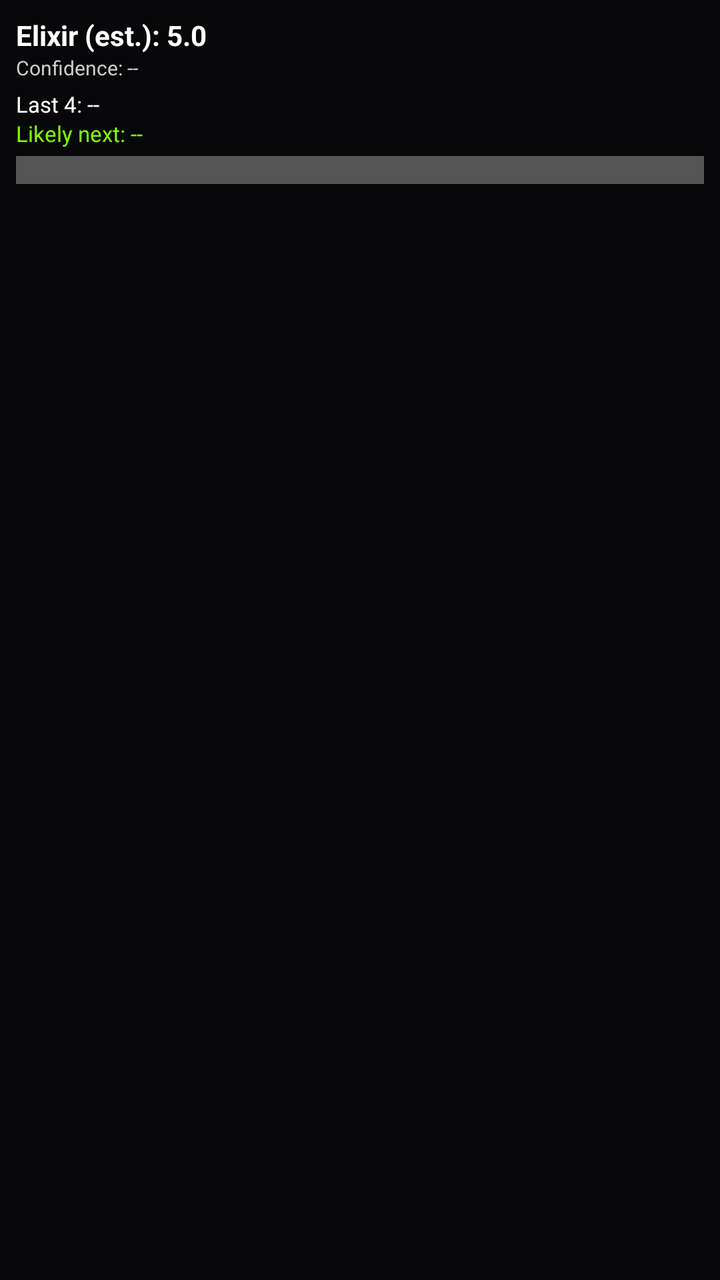
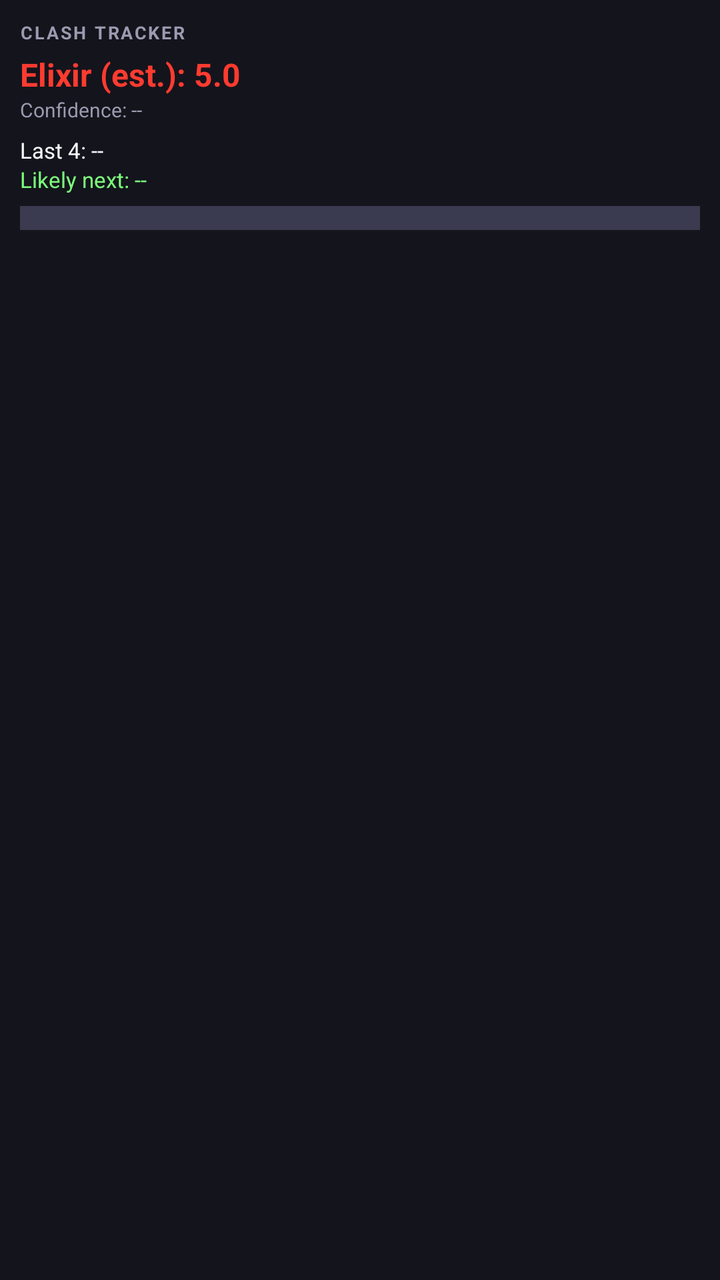

Before-and-after screenshots of an Android layout around one commit, followed by the original layout XML and the change that was made.
<!-- AndroidManifest.xml: application theme Theme.ClashTracker -->
<!-- res/layout/overlay_layout.xml -->
<?xml version="1.0" encoding="utf-8"?>
<LinearLayout xmlns:android="http://schemas.android.com/apk/res/android"
    android:id="@+id/overlayRoot"
    android:layout_width="wrap_content"
    android:layout_height="wrap_content"
    android:orientation="vertical"
    android:background="#AA000000"
    android:padding="8dp">

    <TextView
        android:id="@+id/elixirText"
        android:layout_width="wrap_content"
        android:layout_height="wrap_content"
        android:textColor="#FFFFFF"
        android:textSize="14sp"
        android:textStyle="bold"
        android:text="Elixir (est.): 5.0" />

    <TextView
        android:id="@+id/confidenceText"
        android:layout_width="wrap_content"
        android:layout_height="wrap_content"
        android:textColor="#CCCCCC"
        android:textSize="10sp"
        android:text="Confidence: --" />

    <TextView
        android:id="@+id/lastPlayedText"
        android:layout_width="wrap_content"
        android:layout_height="wrap_content"
        android:textColor="#FFFFFF"
        android:textSize="11sp"
        android:layout_marginTop="4dp"
        android:text="Last 4: --" />

    <TextView
        android:id="@+id/predictedText"
        android:layout_width="wrap_content"
        android:layout_height="wrap_content"
        android:textColor="#7CFC00"
        android:textSize="11sp"
        android:text="Likely next: --" />

    
    <View
        android:id="@+id/dragHandle"
        android:layout_width="match_parent"
        android:layout_height="14dp"
        android:layout_marginTop="4dp"
        android:background="#555555" />

</LinearLayout>
<!-- resources referenced by this layout -->
<resources>
  <style name="Theme.ClashTracker" parent="Theme.AppCompat.NoActionBar">
          <item name="android:windowBackground">@color/background_dark</item>
          <item name="colorAccent">@color/accent_red</item>
      </style>
  <color name="background_dark">#14141C</color>
  <color name="accent_red">#FF3B30</color>
</resources>

<!-- the commit's change to res/layout/overlay_layout.xml (unified diff, before → after) -->
@@ -4,15 +4,26 @@
     android:layout_width="wrap_content"
     android:layout_height="wrap_content"
     android:orientation="vertical"
-    android:background="#AA000000"
-    android:padding="8dp">
+    android:background="@drawable/overlay_background"
+    android:padding="10dp"
+    android:minWidth="180dp">
+
+    <TextView
+        android:layout_width="wrap_content"
+        android:layout_height="wrap_content"
+        android:text="CLASH TRACKER"
+        android:textColor="@color/text_secondary"
+        android:textSize="9sp"
+        android:letterSpacing="0.1"
+        android:textStyle="bold"
+        android:layout_marginBottom="4dp" />
 
     <TextView
         android:id="@+id/elixirText"
         android:layout_width="wrap_content"
         android:layout_height="wrap_content"
-        android:textColor="#FFFFFF"
-        android:textSize="14sp"
+        android:textColor="@color/accent_red"
+        android:textSize="16sp"
         android:textStyle="bold"
         android:text="Elixir (est.): 5.0" />
 
@@ -20,7 +31,7 @@
         android:id="@+id/confidenceText"
         android:layout_width="wrap_content"
         android:layout_height="wrap_content"
-        android:textColor="#CCCCCC"
+        android:textColor="@color/text_secondary"
         android:textSize="10sp"
         android:text="Confidence: --" />
 
@@ -28,25 +39,24 @@
         android:id="@+id/lastPlayedText"
         android:layout_width="wrap_content"
         android:layout_height="wrap_content"
-        android:textColor="#FFFFFF"
+        android:textColor="@color/text_primary"
         android:textSize="11sp"
-        android:layout_marginTop="4dp"
+        android:layout_marginTop="6dp"
         android:text="Last 4: --" />
 
     <TextView
         android:id="@+id/predictedText"
         android:layout_width="wrap_content"
         android:layout_height="wrap_content"
-        android:textColor="#7CFC00"
+        android:textColor="#7CFC7C"
         android:textSize="11sp"
         android:text="Likely next: --" />
 
-    
     <View
         android:id="@+id/dragHandle"
         android:layout_width="match_parent"
-        android:layout_height="14dp"
-        android:layout_marginTop="4dp"
-        android:background="#555555" />
+        android:layout_height="12dp"
+        android:layout_marginTop="6dp"
+        android:background="@color/surface_border" />
 
 </LinearLayout>
<!-- resource entries referenced after the edit -->
@@ -1,10 +1,13 @@
 <!-- resources referenced by this layout -->
 <resources>
+  <color name="accent_red">#FF3B30</color>
+  <color name="surface_border">#3A3A50</color>
+  <color name="text_primary">#F5F5FA</color>
+  <color name="text_secondary">#9A9AB0</color>
   <style name="Theme.ClashTracker" parent="Theme.AppCompat.NoActionBar">
           <item name="android:windowBackground">@color/background_dark</item>
           <item name="colorAccent">@color/accent_red</item>
       </style>
   <color name="background_dark">#14141C</color>
-  <color name="accent_red">#FF3B30</color>
 </resources>
 
